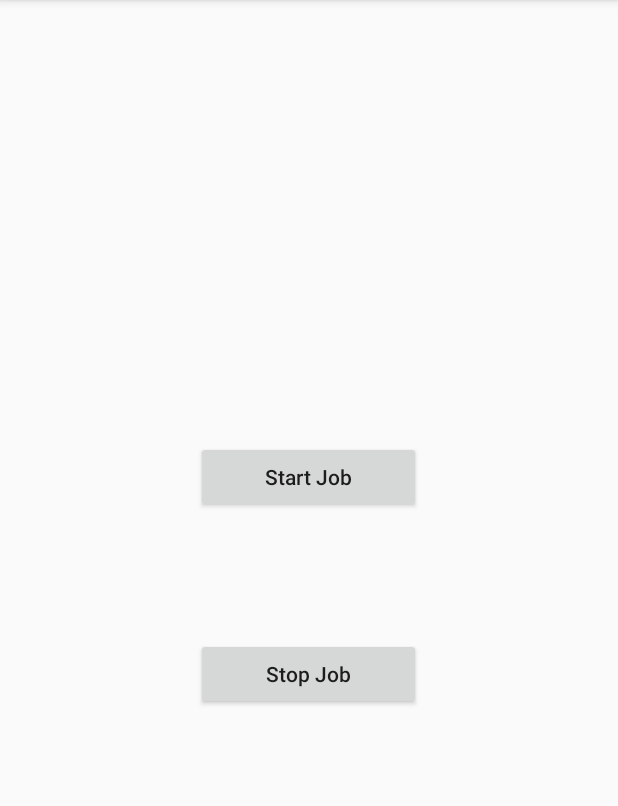
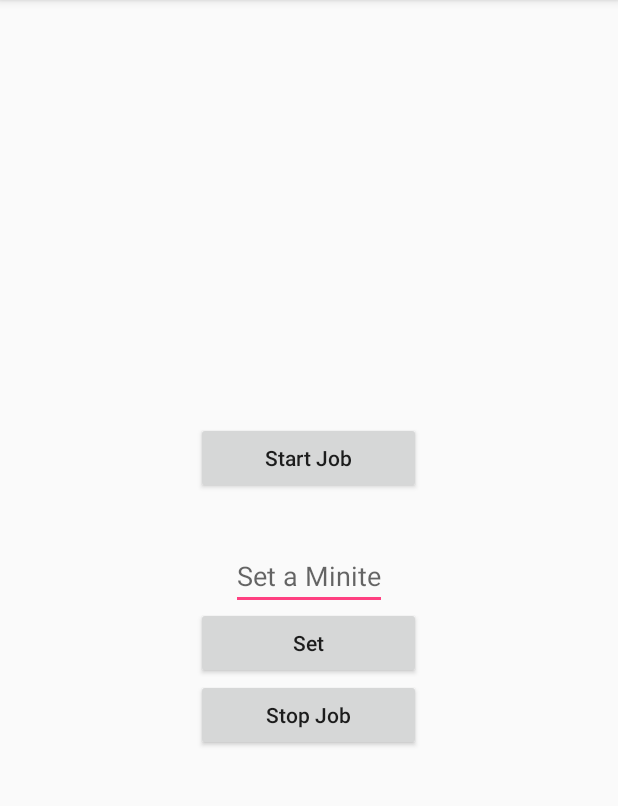
Before and after one commit to sarafinmahtab/FirebaseJobDispatcher, an Android app: the screen it shows after launch (MainActivity), on a phone screen of 412 x 824 dp, the part 84-890 px from its top. Run offline under Robolectric (Android 15) with nearby library versions, the phone set to English and light mode, and no system bars; libraries missing offline, so code that uses them is left out: com.firebase.jobdispatcher.

```diff
--- a/app/src/main/AndroidManifest.xml
+++ b/app/src/main/AndroidManifest.xml
@@ -8,7 +8,6 @@
     <uses-permission android:name="com.sarafinmahtab.fbjobdispatcher.alarm.permission.SET_ALARM" />
 
     <application
-        android:name=".MainApp"
         android:allowBackup="true"
         android:icon="@mipmap/ic_launcher"
         android:label="@string/app_name"
--- a/app/src/main/java/com/sarafinmahtab/fbjobdispatcher/AlarmNotificationReceiver.java
+++ b/app/src/main/java/com/sarafinmahtab/fbjobdispatcher/AlarmNotificationReceiver.java
@@ -6,6 +6,8 @@ import android.content.BroadcastReceiver;
 import android.content.Context;
 import android.content.Intent;
 import android.support.v4.app.NotificationCompat;
+import android.util.Log;
+import android.widget.Toast;
 
 /**
  * Created by Arafin on 12/11/2017.
@@ -17,6 +19,9 @@ public class AlarmNotificationReceiver extends BroadcastReceiver {
 
     @Override
     public void onReceive(Context context, Intent intent) {
+
+        Log.d("AlarmFired", "At Receiver");
+
         NotificationCompat.Builder builder = new NotificationCompat.Builder(context, ANDROID_CHANNEL_ID);
 
         builder.setAutoCancel(true)
--- a/app/src/main/java/com/sarafinmahtab/fbjobdispatcher/MainActivity.java
+++ b/app/src/main/java/com/sarafinmahtab/fbjobdispatcher/MainActivity.java
@@ -1,12 +1,17 @@
 package com.sarafinmahtab.fbjobdispatcher;
 
+import android.app.TimePickerDialog;
 import android.content.Context;
+import android.content.SharedPreferences;
 import android.support.annotation.NonNull;
 import android.support.v7.app.AppCompatActivity;
 import android.os.Bundle;
+import android.util.Log;
 import android.view.View;
 import android.widget.Button;
+import android.widget.EditText;
 import android.widget.TextView;
+import android.widget.TimePicker;
 
 import com.firebase.jobdispatcher.Constraint;
 import com.firebase.jobdispatcher.FirebaseJobDispatcher;
@@ -16,26 +21,32 @@ import com.firebase.jobdispatcher.Lifetime;
 import com.firebase.jobdispatcher.RetryStrategy;
 import com.firebase.jobdispatcher.Trigger;
 
+import java.util.Calendar;
+
 public class MainActivity extends AppCompatActivity {
 
     private String jobTag = "myScheduledJobId";
+
+    private static final String sharedPreferenceName = "demoSharedPref";
+    private SharedPreferences sharedPreferences;
+    SharedPreferences.Editor editor;
 
     @Override
     protected void onCreate(Bundle savedInstanceState) {
         super.onCreate(savedInstanceState);
         setContentView(R.layout.activity_main);
 
-        textView = findViewById(R.id.textView);
+        editText = findViewById(R.id.editText);
 
         startBtn = findViewById(R.id.start_job);
         stopBtn = findViewById(R.id.stop_job);
+        set = findViewById(R.id.set);
+
+        sharedPreferences = getSharedPreferences(sharedPreferenceName, MODE_PRIVATE);
 
         startBtn.setOnClickListener(new View.OnClickListener() {
             @Override
             public void onClick(View view) {
-
-                textView.setText("Job Scheduled");
-
                 //scheduling new job
                 //creating new firebase job dispatcher
                 FirebaseJobDispatcher dispatcher = new FirebaseJobDispatcher(new GooglePlayDriver(getApplicationContext()));
@@ -48,16 +59,38 @@ public class MainActivity extends AppCompatActivity {
         stopBtn.setOnClickListener(new View.OnClickListener() {
             @Override
             public void onClick(View view) {
+                cancelJob(getApplicationContext(), jobTag);
+            }
+        });
 
-                textView.setText("Job Cancelled");
+        set.setOnClickListener(new View.OnClickListener() {
+            @Override
+            public void onClick(View view) {
+                Calendar mcurrentTime = Calendar.getInstance();
+                int hour = mcurrentTime.get(Calendar.HOUR_OF_DAY);
+                int minute = mcurrentTime.get(Calendar.MINUTE);
+                TimePickerDialog mTimePicker;
+                mTimePicker = new TimePickerDialog(MainActivity.this, new TimePickerDialog.OnTimeSetListener() {
+                    @Override
+                    public void onTimeSet(TimePicker timePicker, int selectedHour, int selectedMinute) {
 
-                cancelJob(getApplicationContext(), jobTag);
+                        editor = sharedPreferences.edit();
+                        editor.putInt("hour", selectedHour);
+                        editor.putInt("min", selectedMinute);
+                        editor.apply();
+
+                    }
+                }, hour, minute, true);//Yes 24 hour time
+                mTimePicker.setTitle("Select Time");
+                mTimePicker.show();
             }
         });
     }
 
     @NonNull
     public static Job createJob(FirebaseJobDispatcher dispatcher, String jobTag){
+
+        Log.d("JobCreate", "Job Created!!");
 
         return dispatcher.newJobBuilder()
                 //persist the task across boots
@@ -78,6 +111,7 @@ public class MainActivity extends AppCompatActivity {
                 .setRetryStrategy(RetryStrategy.DEFAULT_EXPONENTIAL)
                 //Run this job only when the network is available.
                 //.setConstraints(Constraint.ON_ANY_NETWORK)
+                //.setExtras(bundle)
                 .build();
     }
 
@@ -103,8 +137,9 @@ public class MainActivity extends AppCompatActivity {
         dispatcher.cancel(jobTag);
     }
 
-    private TextView textView;
+    private EditText editText;
 
     private Button startBtn;
     private Button stopBtn;
+    private Button set;
 }
--- a/app/src/main/java/com/sarafinmahtab/fbjobdispatcher/MainApp.java
+++ /dev/null
@@ -1,57 +0,0 @@
-package com.sarafinmahtab.fbjobdispatcher;
-
-import android.app.Application;
-import android.support.annotation.NonNull;
-
-import com.firebase.jobdispatcher.FirebaseJobDispatcher;
-import com.firebase.jobdispatcher.GooglePlayDriver;
-import com.firebase.jobdispatcher.Job;
-import com.firebase.jobdispatcher.Lifetime;
-import com.firebase.jobdispatcher.RetryStrategy;
-import com.firebase.jobdispatcher.Trigger;
-
-/**
- * Created by Arafin on 05-Jan-18.
- */
-
-public class MainApp extends Application {
-
-    private String jobTag = "myScheduledJobId";
-
-    @Override
-    public void onCreate() {
-        super.onCreate();
-
-        //scheduling new job
-        //creating new firebase job dispatcher
-        FirebaseJobDispatcher dispatcher = new FirebaseJobDispatcher(new GooglePlayDriver(getApplicationContext()));
-        //creating new job and adding it with dispatcher
-        Job job = createJob(dispatcher, jobTag);
-        dispatcher.mustSchedule(job);
-    }
-
-    @NonNull
-    public static Job createJob(FirebaseJobDispatcher dispatcher, String jobTag){
-
-        return dispatcher.newJobBuilder()
-                //persist the task across boots
-                .setLifetime(Lifetime.FOREVER)
-                //.setLifetime(Lifetime.UNTIL_NEXT_BOOT)
-                //call this service when the criteria are met.
-                .setService(ScheduledJobService.class)
-                //unique id of the task
-                .setTag(jobTag)
-                //don't overwrite an existing job with the same tag
-                .setReplaceCurrent(false)
-                // We are mentioning that the job is periodic.
-                .setRecurring(true)
-                // Run between 30 - 60 seconds from now.
-                .setTrigger(Trigger.executionWindow(290, 300))
-                // retry with exponential backoff
-                //.setRetryStrategy(RetryStrategy.DEFAULT_LINEAR)
-                .setRetryStrategy(RetryStrategy.DEFAULT_EXPONENTIAL)
-                //Run this job only when the network is available.
-                //.setConstraints(Constraint.ON_ANY_NETWORK)
-                .build();
-    }
-}
--- a/app/src/main/res/layout/activity_main.xml
+++ b/app/src/main/res/layout/activity_main.xml
@@ -12,16 +12,26 @@
         android:text="Start Job"
         android:textAllCaps="false"
         android:layout_centerHorizontal="true"
-        android:layout_above="@+id/textView" />
+        android:layout_above="@+id/editText" />
 
-    <TextView
-        android:id="@+id/textView"
+    <EditText
+        android:id="@+id/editText"
         android:layout_width="wrap_content"
         android:layout_height="wrap_content"
-        android:text=""
+        android:hint="Set a Minite"
         android:layout_marginTop="32dp"
         android:layout_marginBottom="32dp"
         android:layout_centerInParent="true" />
+
+    <Button
+        android:id="@+id/set"
+        android:layout_width="150dp"
+        android:layout_height="wrap_content"
+        android:layout_alignStart="@+id/stop_job"
+        android:layout_alignTop="@+id/editText"
+        android:layout_marginTop="43dp"
+        android:text="Set"
+        android:textAllCaps="false" />
 
     <Button
         android:id="@+id/stop_job"
@@ -30,6 +40,6 @@
         android:text="Stop Job"
         android:textAllCaps="false"
         android:layout_centerHorizontal="true"
-        android:layout_below="@+id/textView" />
+        android:layout_below="@+id/set" />
 
 </RelativeLayout>
```
Also changed, not shown: app/src/main/java/com/sarafinmahtab/fbjobdispatcher/ScheduledJobService.java (+42 -68 lines).
